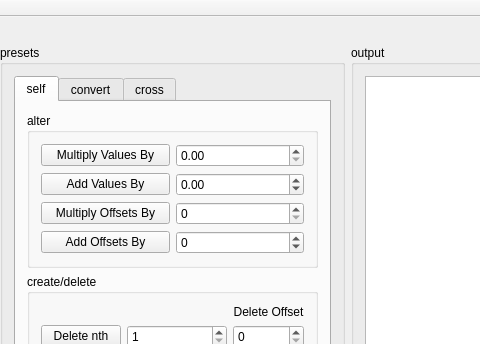
Before: the Qt Designer form src/ui/mainwindow.ui in Eve-ning/reamber, drawn with Qt 5; both pictures show x 460 to 940 and y 0 to 344 of the 1130 by 640 pixel window.
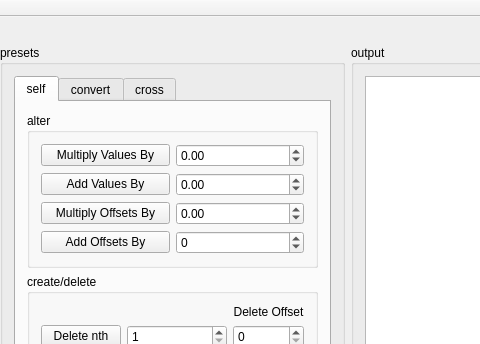
After: the same form once the commit is applied. The open tabs and pages were chosen to show the change. Icons and pictures are not drawn. Custom widgets are drawn as their Qt base class.

Commit message: Adjust Alter Slider Limits to allow negative multiplication

```diff
--- a/src/ui/mainwindow.ui
+++ b/src/ui/mainwindow.ui
@@ -1272,9 +1272,6 @@
                   <string>alter</string>
                  </property>
                  <layout class="QGridLayout" name="gridLayout_54">
-                  <item row="2" column="1">
-                   <widget class="QSpinBox" name="alter_self_mo"/>
-                  </item>
                   <item row="0" column="0">
                    <widget class="QPushButton" name="alter_self_mv_b">
                     <property name="text">
@@ -1283,7 +1280,11 @@
                    </widget>
                   </item>
                   <item row="0" column="1">
-                   <widget class="QDoubleSpinBox" name="alter_self_mv"/>
+                   <widget class="QDoubleSpinBox" name="alter_self_mv">
+                    <property name="minimum">
+                     <double>-99.900000000000006</double>
+                    </property>
+                   </widget>
                   </item>
                   <item row="3" column="1">
                    <widget class="QSpinBox" name="alter_self_ao">
@@ -1326,6 +1327,16 @@
                     </property>
                    </widget>
                   </item>
+                  <item row="2" column="1">
+                   <widget class="QDoubleSpinBox" name="alter_self_mo">
+                    <property name="minimum">
+                     <double>-99.900000000000006</double>
+                    </property>
+                    <property name="singleStep">
+                     <double>0.100000000000000</double>
+                    </property>
+                   </widget>
+                  </item>
                  </layout>
                 </widget>
                </item>
```
Left out of the diff: 8 changed lines with no effect on the pictures.
